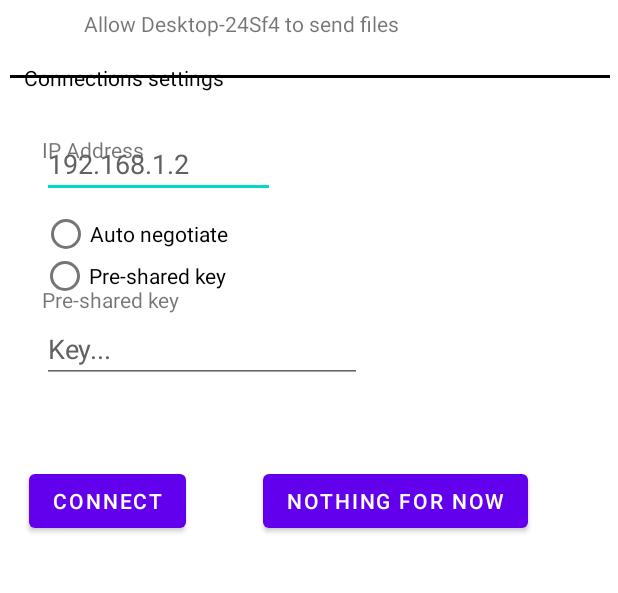
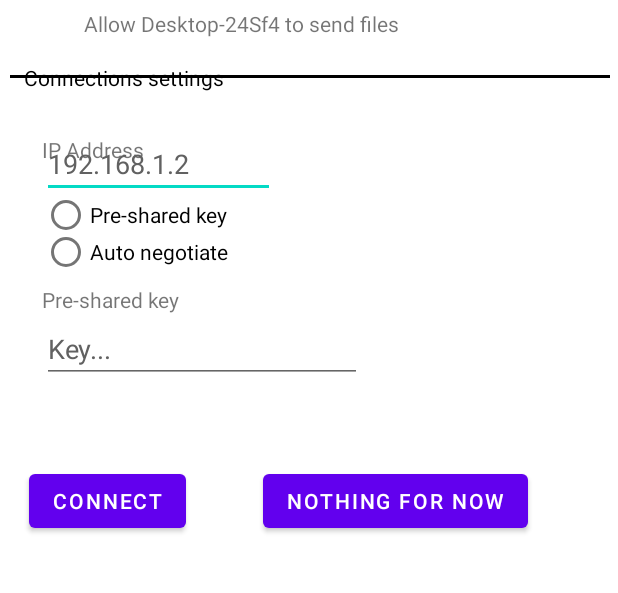
Before and after one commit to SCCapstone/Neptune, an Android app: the DeviceActivity screen opened directly, with no data from a screen before it, on a phone screen of 412 x 824 dp, the part 531-1124 px from its top. Run offline under Robolectric (Android 15) with nearby library versions, the phone set to English and light mode, and no system bars.

Commit message:
Fixed layout of DeviceActivity RadioGroup #41

```diff
--- a/Client/Android/app/src/main/res/layout/activity_device.xml
+++ b/Client/Android/app/src/main/res/layout/activity_device.xml
@@ -218,20 +218,25 @@
 
     <RadioGroup
         android:id="@+id/radioGroup"
-        android:layout_width="match_parent"
-        android:layout_height="wrap_content"
+        android:layout_width="417dp"
+        android:layout_height="58dp"
         android:layout_marginTop="8dp"
+        android:layout_marginBottom="8dp"
         android:orientation="horizontal"
+        app:layout_constraintBottom_toTopOf="@+id/textView13"
+        app:layout_constraintEnd_toEndOf="parent"
+        app:layout_constraintHorizontal_bias="0.0"
+        app:layout_constraintStart_toStartOf="parent"
         app:layout_constraintTop_toTopOf="parent"
-        tools:ignore="MissingConstraints"
-        tools:layout_editor_absoluteX="0dp">
+        app:layout_constraintVertical_bias="1.0"
+        tools:ignore="MissingConstraints">
 
         <RadioButton
             android:id="@+id/radio_auto"
             android:layout_width="135dp"
             android:layout_height="28dp"
             android:layout_marginStart="28dp"
-            android:layout_marginTop="432dp"
+            android:layout_marginTop="30dp"
             android:onClick="onRadioButtonClicked"
             android:text="Auto negotiate"
             app:layout_constraintStart_toStartOf="parent"
@@ -240,14 +245,13 @@
 
         <RadioButton
             android:id="@+id/radio_key"
-            android:layout_width="135dp"
+            android:layout_width="137dp"
             android:layout_height="28dp"
-            android:layout_marginStart="-136dp"
-            android:layout_marginTop="460dp"
+            android:layout_marginStart="-135dp"
+            android:layout_marginTop="5dp"
             android:onClick="onRadioButtonClicked"
             android:text="Pre-shared key"
             app:layout_constraintStart_toStartOf="parent"
-            app:layout_constraintTop_toTopOf="parent"
             tools:ignore="ExtraText,OnClick,TouchTargetSizeCheck" />
     </RadioGroup>
 
```
